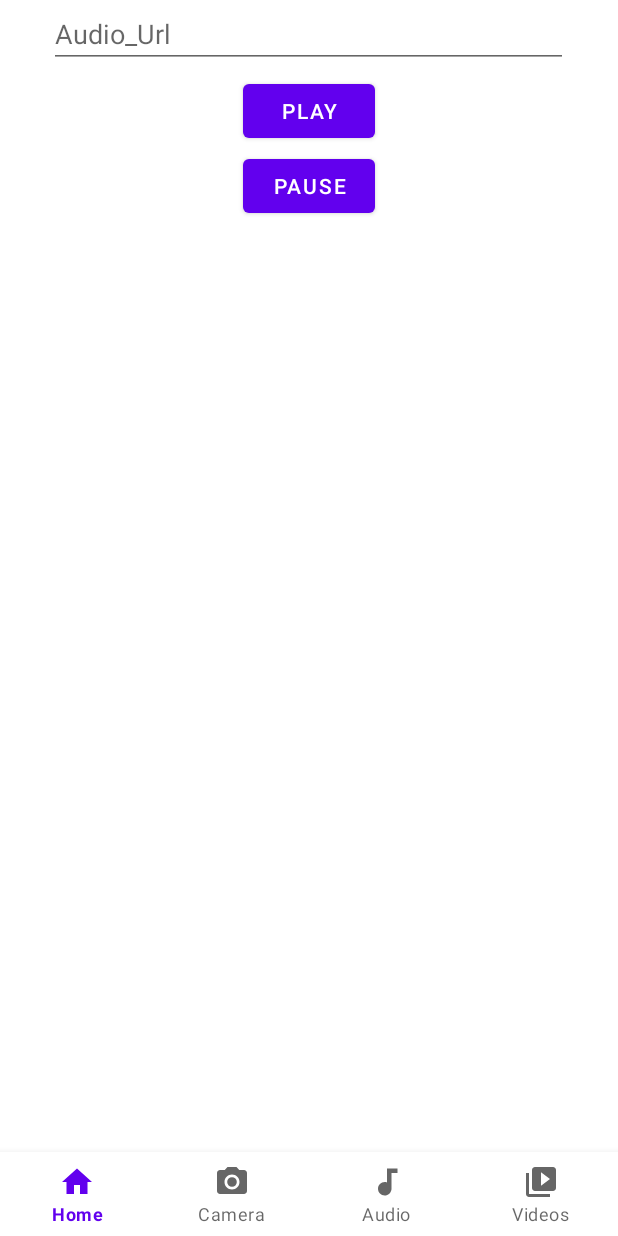
After one commit to palhimalaya/CartAndroid, an Android app: the fragment AudioFragment placed in its activity, on a phone screen of 412 x 824 dp. The commit adds this screen. Run offline under Robolectric (Android 15) with nearby library versions, the phone set to English and light mode, and no system bars; 1 statement that could not run was skipped.

Commit message:
trying to implement music player but failed

```diff
--- a/app/src/main/AndroidManifest.xml
+++ b/app/src/main/AndroidManifest.xml
@@ -1,6 +1,8 @@
 <?xml version="1.0" encoding="utf-8"?>
 <manifest xmlns:android="http://schemas.android.com/apk/res/android"
     package="com.example.cart">
+    <uses-permission android:name="android.permission.INTERNET" />
+    <uses-permission android:name="android.permission.WAKE_LOCK" />
 
     <application
         android:allowBackup="true"
--- /dev/null
+++ b/app/src/main/java/com/example/cart/Fragments/AudioFragment.java
@@ -0,0 +1,89 @@
+package com.example.cart.Fragments;
+
+import android.media.AudioAttributes;
+import android.media.MediaPlayer;
+import android.os.Build;
+import android.os.Bundle;
+
+import androidx.annotation.NonNull;
+import androidx.annotation.Nullable;
+import androidx.fragment.app.Fragment;
+
+import android.view.LayoutInflater;
+import android.view.View;
+import android.view.ViewGroup;
+import android.widget.Button;
+import android.widget.TextView;
+
+import com.example.cart.R;
+
+
+import java.io.IOException;
+
+public class AudioFragment extends Fragment implements View.OnClickListener {
+    private TextView audioUrl;
+    private Button playButton;
+    private Button pauseButton;
+    MediaPlayer mediaPlayer = new MediaPlayer();
+    @Override
+    public View onCreateView(LayoutInflater inflater, ViewGroup container,
+                             Bundle savedInstanceState) {
+        // Inflate the layout for this fragment
+        return inflater.inflate(R.layout.fragment_audio, container, false);
+
+    }
+
+    @Override
+    public void onViewCreated (@NonNull View view, @Nullable Bundle savedInstanceState) {
+        super.onViewCreated(view, savedInstanceState);
+        intView();
+        initListener();
+
+    }
+    private void intView() {
+        audioUrl = getActivity().findViewById(R.id.audio_link);
+        playButton = getActivity().findViewById(R.id.play_button);
+        pauseButton = getActivity().findViewById(R.id.pause_audio);
+    }
+
+    private void initListener() {
+        playButton.setOnClickListener(this);
+        pauseButton.setOnClickListener(this);
+    }
+
+    @Override
+    public void onClick(View v) {
+
+        if(v.getId()==R.id.play_audio){
+            String url = audioUrl.getText().toString(); // your URL here
+            if (Build.VERSION.SDK_INT >= Build.VERSION_CODES.LOLLIPOP) {
+                mediaPlayer.setAudioAttributes(
+                        new AudioAttributes.Builder()
+                                .setContentType(AudioAttributes.CONTENT_TYPE_MUSIC)
+                                .setUsage(AudioAttributes.USAGE_MEDIA)
+                                .build()
+                );
+            }
+            try {
+                mediaPlayer.setDataSource(url);
+
+            } catch (IOException e) {
+                e.printStackTrace();
+            }
+            try {
+                mediaPlayer.prepare(); // might take long! (for buffering, etc)
+            } catch (IOException e) {
+                e.printStackTrace();
+            }
+            mediaPlayer.start();
+
+        }
+        if (v.getId()==R.id.pause_audio){
+            if (mediaPlayer !=null){
+                if (mediaPlayer.isPlaying()){
+                    mediaPlayer.pause();
+                }
+            }
+        }
+    }
+}
--- a/app/src/main/java/com/example/cart/HomeActivity.java
+++ b/app/src/main/java/com/example/cart/HomeActivity.java
@@ -1,38 +1,33 @@
 package com.example.cart;
 
 import androidx.annotation.NonNull;
-import androidx.appcompat.app.AppCompatActivity;
 import androidx.fragment.app.Fragment;
+import androidx.fragment.app.FragmentManager;
+import androidx.fragment.app.FragmentTransaction;
 
 import android.os.Bundle;
-import android.provider.SyncStateContract;
 import android.view.MenuItem;
 import android.view.View;
 
+import com.example.cart.Fragments.AudioFragment;
+import com.example.cart.Fragments.CameraFragment;
 import com.example.cart.Fragments.HomeFragment;
+import com.example.cart.Fragments.VideoFragment;
 import com.example.cart.Helper.helper;
 import com.google.android.material.bottomnavigation.BottomNavigationView;
 import com.google.android.material.navigation.NavigationBarView;
 
 public class HomeActivity extends helper implements View.OnClickListener {
     BottomNavigationView bottomNavBar;
+
     @Override
     protected void onCreate(Bundle savedInstanceState) {
         super.onCreate(savedInstanceState);
         setContentView(R.layout.activity_home);
+        setUpFragment(new HomeFragment(),"Home");
         initView();
         initListener();
-        bottomNavBar.setOnItemSelectedListener(new NavigationBarView.OnItemSelectedListener() {
-            @Override
-            public boolean onNavigationItemSelected(@NonNull MenuItem item) {
-                Fragment home = null;
-                if (item.getItemId()==R.id.action_home){
-                    home = new HomeFragment();
-                }
-                getSupportFragmentManager().beginTransaction().replace(R.id.container_fragment,home).commit();
-                return true;
-            }
-        });
+
 
     }
 
@@ -44,6 +39,24 @@ public class HomeActivity extends helper implements View.OnClickListener {
 
     @Override
     public void initListener() {
+        bottomNavBar.setOnItemSelectedListener(new NavigationBarView.OnItemSelectedListener() {
+            @Override
+            public boolean onNavigationItemSelected(@NonNull MenuItem item) {
+                if (item.getItemId()==R.id.action_home){
+                    setUpFragment(new HomeFragment(),"Home");
+                }
+                if (item.getItemId()==R.id.camera){
+                    setUpFragment(new CameraFragment(),"Camera");
+                }
+                if (item.getItemId()==R.id.audio){
+                    setUpFragment(new AudioFragment(),"Audio");
+                }
+                if (item.getItemId()==R.id.action_videos){
+                    setUpFragment(new VideoFragment(),"Video");
+                }
+                return true;
+            }
+        });
 
         }
 
@@ -51,4 +64,17 @@ public class HomeActivity extends helper implements View.OnClickListener {
     public void onClick(View v) {
 
     }
+    /**
+     * @param fragment fragment to load
+     */
+    private void setUpFragment(Fragment fragment, String tag) {
+
+        FragmentManager fragmentManager = getSupportFragmentManager();
+        FragmentTransaction fragmentTransaction = fragmentManager.beginTransaction();
+        fragmentTransaction.setCustomAnimations(android.R.anim.fade_in, android.R.anim.fade_out);
+        fragmentTransaction.replace(R.id.container_fragment, fragment, tag);
+        fragmentTransaction.commit();
+
+
+    }
 }
--- /dev/null
+++ b/app/src/main/res/drawable/ic_baseline_audiotrack_24.xml
@@ -0,0 +1,10 @@
+<vector xmlns:android="http://schemas.android.com/apk/res/android"
+    android:width="24dp"
+    android:height="24dp"
+    android:viewportWidth="24"
+    android:viewportHeight="24"
+    android:tint="?attr/colorControlNormal">
+  <path
+      android:fillColor="@android:color/white"
+      android:pathData="M12,3v9.28c-0.47,-0.17 -0.97,-0.28 -1.5,-0.28C8.01,12 6,14.01 6,16.5S8.01,21 10.5,21c2.31,0 4.2,-1.75 4.45,-4H15V6h4V3h-7z"/>
+</vector>
--- /dev/null
+++ b/app/src/main/res/drawable/ic_baseline_camera_alt_24.xml
@@ -0,0 +1,13 @@
+<vector xmlns:android="http://schemas.android.com/apk/res/android"
+    android:width="24dp"
+    android:height="24dp"
+    android:viewportWidth="24"
+    android:viewportHeight="24"
+    android:tint="?attr/colorControlNormal">
+  <path
+      android:fillColor="@android:color/white"
+      android:pathData="M12,12m-3.2,0a3.2,3.2 0,1 1,6.4 0a3.2,3.2 0,1 1,-6.4 0"/>
+  <path
+      android:fillColor="@android:color/white"
+      android:pathData="M9,2L7.17,4L4,4c-1.1,0 -2,0.9 -2,2v12c0,1.1 0.9,2 2,2h16c1.1,0 2,-0.9 2,-2L22,6c0,-1.1 -0.9,-2 -2,-2h-3.17L15,2L9,2zM12,17c-2.76,0 -5,-2.24 -5,-5s2.24,-5 5,-5 5,2.24 5,5 -2.24,5 -5,5z"/>
+</vector>
--- /dev/null
+++ b/app/src/main/res/layout/fragment_audio.xml
@@ -0,0 +1,35 @@
+<?xml version="1.0" encoding="utf-8"?>
+<FrameLayout xmlns:android="http://schemas.android.com/apk/res/android"
+    xmlns:tools="http://schemas.android.com/tools"
+    android:layout_width="match_parent"
+    android:layout_height="match_parent"
+    tools:context=".Fragments.AudioFragment">
+
+
+    <EditText
+        android:id="@+id/audio_link"
+        android:layout_width="346dp"
+        android:layout_height="wrap_content"
+        android:layout_gravity="center_horizontal"
+        android:ems="10"
+        android:hint="Audio_Url"
+        android:inputType="textUri" />
+
+    <Button
+        android:id="@+id/play_audio"
+        android:layout_width="wrap_content"
+        android:layout_height="wrap_content"
+        android:layout_gravity="center_horizontal"
+        android:layout_marginTop="50sp"
+        android:text="Play" />
+
+    <Button
+        android:id="@+id/pause_audio"
+        android:layout_width="wrap_content"
+        android:layout_height="wrap_content"
+        android:layout_gravity="center_horizontal"
+        android:layout_marginTop="100sp"
+        android:text="Pause" />
+
+
+</FrameLayout>
--- a/app/src/main/res/menu/menu.xml
+++ b/app/src/main/res/menu/menu.xml
@@ -9,16 +9,16 @@
 
 
     <item
-        android:id="@+id/action_profile"
+        android:id="@+id/camera"
         android:enabled="true"
-        android:icon="@drawable/ic_baseline_account_circle_24"
-        android:title="Profile"/>
+        android:icon="@drawable/ic_baseline_camera_alt_24"
+        android:title="Camera"/>
 
     <item
-        android:id="@+id/action_activity"
+        android:id="@+id/audio"
         android:enabled="true"
-        android:icon="@drawable/ic_baseline_local_activity_24"
-        android:title="Activity Log"/>
+        android:icon="@drawable/ic_baseline_audiotrack_24"
+        android:title="Audio"/>
 
     <item
         android:id="@+id/action_videos"
```
Also changed, not shown: app/build.gradle (+17 -3 lines), app/src/main/java/com/example/cart/Fragments/CameraFragment.java (added, +29 -0 lines), app/src/main/java/com/example/cart/Fragments/VideoFragment.java (added, +57 -0 lines), app/src/main/res/layout/fragment_camera.xml (added, +14 -0 lines), app/src/main/res/layout/fragment_video.xml (added, +25 -0 lines), build.gradle (line endings or trailing spaces).
